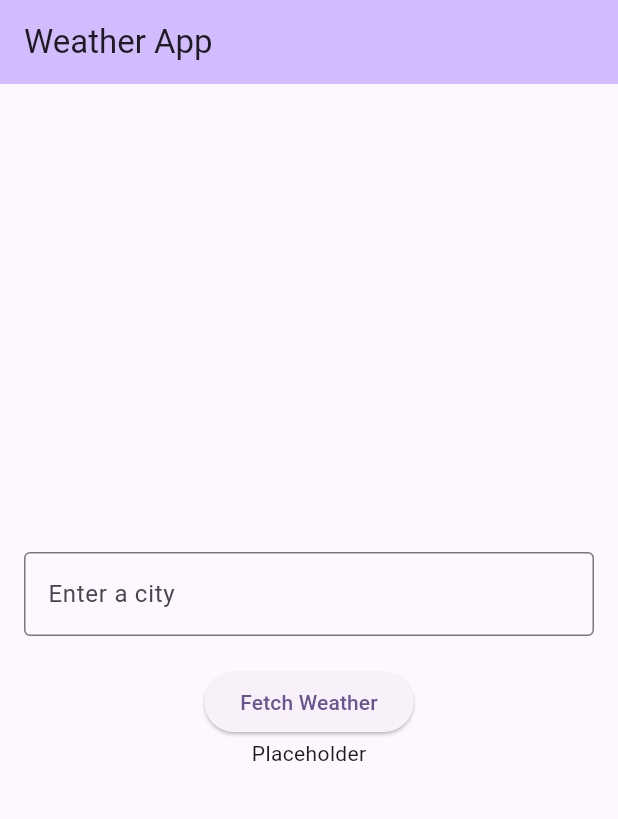
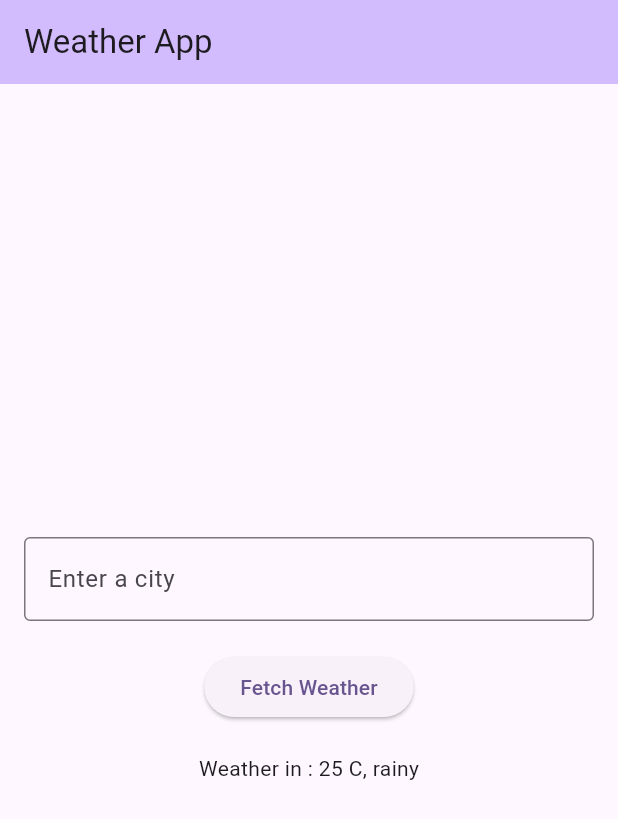
Before and after one commit to rasmey129/weather_info_app, a Flutter app: the screen it shows after launch, after a tap on "Fetch Weather", on a phone screen of 412 x 824 dp. Shown: the top 819 px of the screen. Run offline on Flutter 3.47's test engine with Material 3 defaults, Android fonts, the phone set to English and light mode, and no system bars.

Commit message:
Displayed simulated weather information

```diff
--- a/lib/main.dart
+++ b/lib/main.dart
@@ -66,6 +66,7 @@ class _MyHomePageState extends State<MyHomePage> {
             mainAxisAlignment: MainAxisAlignment.center,
             children: <Widget>[
               TextField(
+                controller:controller,
                 decoration: InputDecoration(
                   border: OutlineInputBorder(),
                   hintText: 'Enter a city',
@@ -73,13 +74,11 @@ class _MyHomePageState extends State<MyHomePage> {
               ),
               const SizedBox(height: 20),
               ElevatedButton(
-                onPressed: () {
-
-
-                },
+                onPressed: fetchWeather,
                 child: const Text('Fetch Weather'),
               ),
-              Text("Placeholder")
+              SizedBox(height: 20,),
+              Text(weatherData)
             ],
           ),
         ),
```
